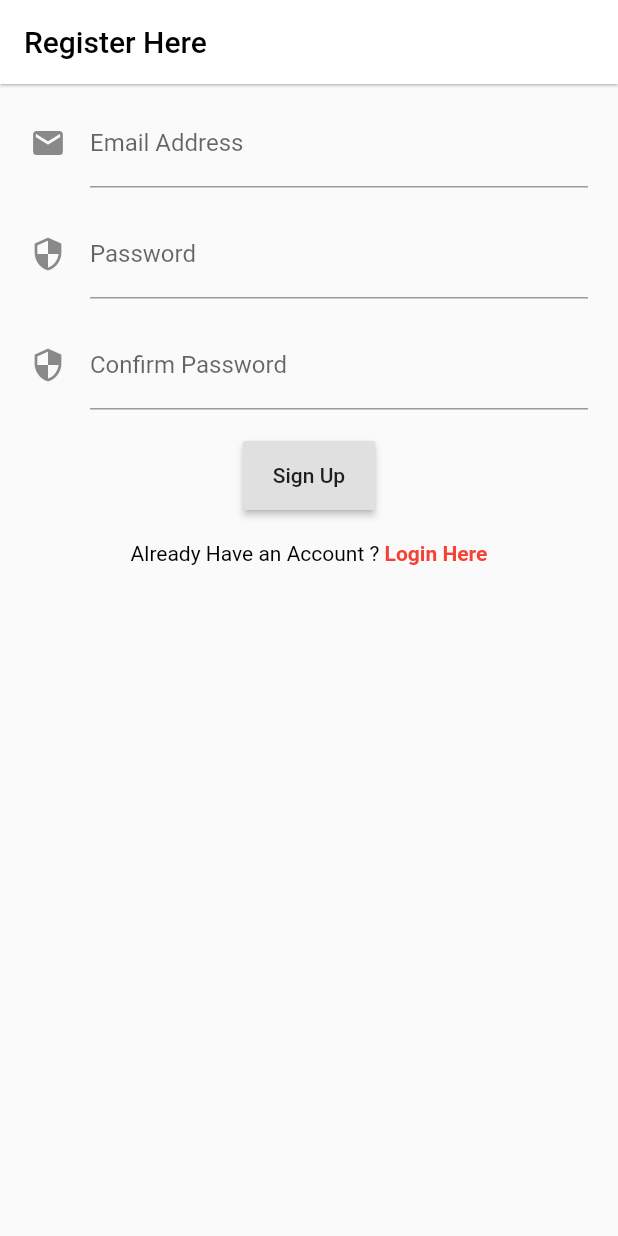
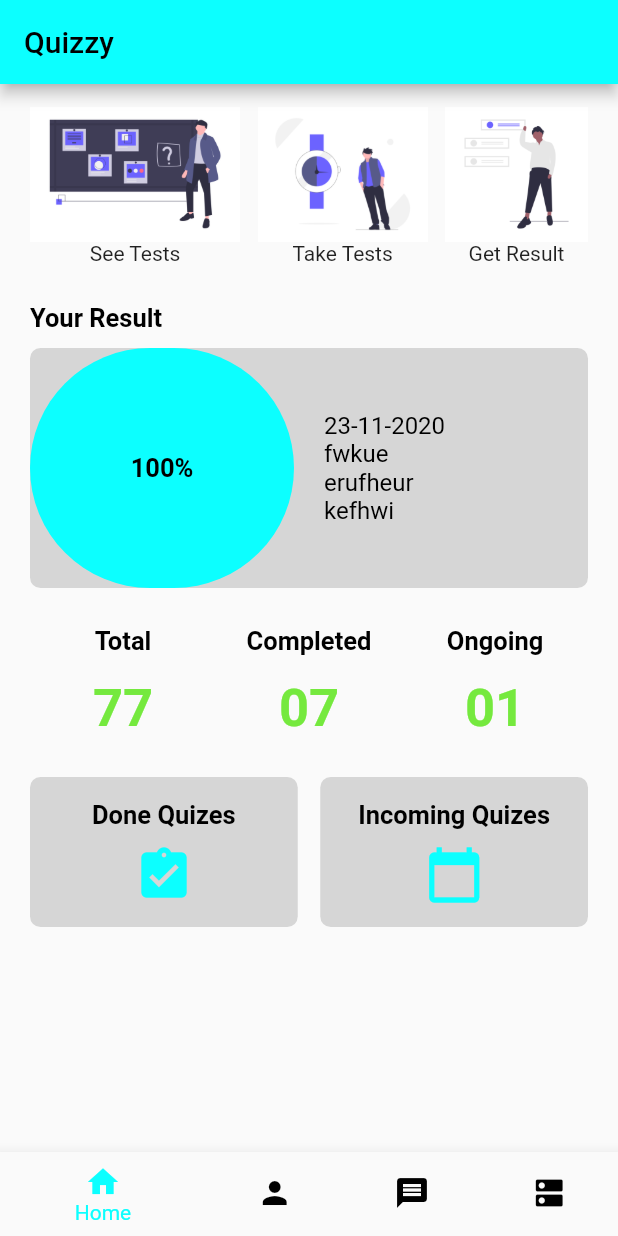
Before and after one commit to Mahekb/Quizzy, a Flutter app: the screen it shows after launch, on a phone screen of 412 x 824 dp. Run offline on Flutter 3.47's test engine with Material 2 defaults, Android fonts, the phone set to English and light mode, and no system bars.

Commit message:
done with HomeScreen

```diff
--- /dev/null
+++ b/lib/const/Theme.dart
@@ -0,0 +1,6 @@
+import 'package:flutter/material.dart';
+
+// Colors
+// final sc_AppBarBackgroundColor = Color(0xFF35C5CF);
+final q_PrimaryColor = Color(0xFF0CFFFF);
+final q_green = Color(0xFF75E93E);
--- a/lib/main.dart
+++ b/lib/main.dart
@@ -1,4 +1,5 @@
 import 'package:flutter/material.dart';
+import 'package:quizzy/screens/HomeScreen.dart';
 import 'package:quizzy/screens/SignUpScreen.dart';
 
 void main() {
@@ -15,92 +16,7 @@ class MyApp extends StatelessWidget {
         primarySwatch: Colors.blue,
       ),
       // home: MyHomePage(title: 'Flutter Demo Home Page'),
-      home: SignUpScreen(),
+      home: HomeScreen(),
     );
   }
 }
-
-class MyHomePage extends StatefulWidget {
-  MyHomePage({Key key, this.title}) : super(key: key);
-
-  // This widget is the home page of your application. It is stateful, meaning
-  // that it has a State object (defined below) that contains fields that affect
-  // how it looks.
-
-  // This class is the configuration for the state. It holds the values (in this
-  // case the title) provided by the parent (in this case the App widget) and
-  // used by the build method of the State. Fields in a Widget subclass are
-  // always marked "final".
-
-  final String title;
-
-  @override
-  _MyHomePageState createState() => _MyHomePageState();
-}
-
-class _MyHomePageState extends State<MyHomePage> {
-  int _counter = 0;
-
-  void _incrementCounter() {
-    setState(() {
-      // This call to setState tells the Flutter framework that something has
-      // changed in this State, which causes it to rerun the build method below
-      // so that the display can reflect the updated values. If we changed
-      // _counter without calling setState(), then the build method would not be
-      // called again, and so nothing would appear to happen.
-      _counter++;
-    });
-  }
-
-  @override
-  Widget build(BuildContext context) {
-    // This method is rerun every time setState is called, for instance as done
-    // by the _incrementCounter method above.
-    //
-    // The Flutter framework has been optimized to make rerunning build methods
-    // fast, so that you can just rebuild anything that needs updating rather
-    // than having to individually change instances of widgets.
-    return Scaffold(
-      appBar: AppBar(
-        // Here we take the value from the MyHomePage object that was created by
-        // the App.build method, and use it to set our appbar title.
-        title: Text(widget.title),
-      ),
-      body: Center(
-        // Center is a layout widget. It takes a single child and positions it
-        // in the middle of the parent.
-        child: Column(
-          // Column is also a layout widget. It takes a list of children and
-          // arranges them vertically. By default, it sizes itself to fit its
-          // children horizontally, and tries to be as tall as its parent.
-          //
-          // Invoke "debug painting" (press "p" in the console, choose the
-          // "Toggle Debug Paint" action from the Flutter Inspector in Android
-          // Studio, or the "Toggle Debug Paint" command in Visual Studio Code)
-          // to see the wireframe for each widget.
-          //
-          // Column has various properties to control how it sizes itself and
-          // how it positions its children. Here we use mainAxisAlignment to
-          // center the children vertically; the main axis here is the vertical
-          // axis because Columns are vertical (the cross axis would be
-          // horizontal).
-          mainAxisAlignment: MainAxisAlignment.center,
-          children: <Widget>[
-            Text(
-              'You have pushed the button this many times:',
-            ),
-            Text(
-              '$_counter',
-              style: Theme.of(context).textTheme.headline4,
-            ),
-          ],
-        ),
-      ),
-      floatingActionButton: FloatingActionButton(
-        onPressed: _incrementCounter,
-        tooltip: 'Increment',
-        child: Icon(Icons.add),
-      ), // This trailing comma makes auto-formatting nicer for build methods.
-    );
-  }
-}
--- /dev/null
+++ b/lib/screens/HomeScreen.dart
@@ -0,0 +1,335 @@
+import 'package:flutter/material.dart';
+import 'package:quizzy/const/Theme.dart';
+
+class HomeScreen extends StatefulWidget {
+  HomeScreen({Key key}) : super(key: key);
+
+  @override
+  _HomeScreenState createState() => _HomeScreenState();
+}
+
+class _HomeScreenState extends State<HomeScreen> {
+  DateTime now = new DateTime.now();
+
+  int _selectedIndex = 0;
+  static const TextStyle optionStyle =
+      TextStyle(fontSize: 30, fontWeight: FontWeight.bold);
+
+  void _onItemTapped(int index) {
+    setState(() {
+      _selectedIndex = index;
+    });
+  }
+
+  TextStyle noStyle = TextStyle(
+    fontSize: 35,
+    fontWeight: FontWeight.bold,
+    color: q_green,
+  );
+
+  TextStyle titleStyle = TextStyle(
+    fontSize: 17,
+    fontWeight: FontWeight.w700,
+    color: Colors.black,
+  );
+
+  @override
+  Widget build(BuildContext context) {
+    return Scaffold(
+      appBar: AppBar(
+        backgroundColor: q_PrimaryColor,
+        title: Text(
+          "Quizzy",
+          style: TextStyle(
+            color: Colors.black,
+          ),
+        ),
+      ),
+      bottomNavigationBar: BottomNavigationBar(
+        items: const <BottomNavigationBarItem>[
+          BottomNavigationBarItem(
+            icon: Icon(
+              Icons.home,
+            ),
+            label: 'Home',
+          ),
+          BottomNavigationBarItem(
+            icon: Icon(
+              Icons.person,
+            ),
+            label: 'Profile',
+          ),
+          BottomNavigationBarItem(
+            icon: Icon(
+              Icons.message,
+            ),
+            label: 'Messages',
+          ),
+          BottomNavigationBarItem(
+            icon: Icon(
+              Icons.dns,
+            ),
+            label: 'Quizes',
+          ),
+        ],
+        currentIndex: _selectedIndex,
+        selectedItemColor: q_PrimaryColor,
+        unselectedItemColor: Colors.black,
+        onTap: _onItemTapped,
+      ),
+      body: Container(
+        padding: EdgeInsets.fromLTRB(20.0, 15.0, 20.0, 5.0),
+        child: Column(
+          children: [
+            Row(
+              mainAxisAlignment: MainAxisAlignment.spaceBetween,
+              children: [
+                Column(
+                  children: [
+                    Image.asset(
+                      "assets/images/quiz1.png",
+                      height: 90.0,
+                    ),
+                    Text("See Tests"),
+                  ],
+                ),
+                Column(
+                  children: [
+                    Image.asset(
+                      "assets/images/quiz2.png",
+                      height: 90.0,
+                    ),
+                    Text("Take Tests"),
+                  ],
+                ),
+                Column(
+                  children: [
+                    Image.asset(
+                      "assets/images/quiz3.png",
+                      height: 90.0,
+                    ),
+                    Text("Get Result"),
+                  ],
+                ),
+              ],
+            ),
+            SizedBox(
+              height: 25.0,
+            ),
+            Column(
+              crossAxisAlignment: CrossAxisAlignment.start,
+              children: [
+                Text(
+                  "Your Result",
+                  style: titleStyle,
+                ),
+                SizedBox(
+                  height: 10.0,
+                ),
+                Container(
+                  height: 160,
+                  decoration: BoxDecoration(
+                    color: Colors.grey[350],
+                    borderRadius: BorderRadius.all(
+                      Radius.circular(
+                        7.0,
+                      ), //
+                    ),
+                  ),
+                  child: Row(
+                    // mainAxisAlignment: MainAxisAlignment.,
+                    children: [
+                      Expanded(
+                        child: Stack(
+                          alignment: AlignmentDirectional.center,
+                          children: [
+                            Container(
+                              decoration: BoxDecoration(
+                                color: q_PrimaryColor,
+                                borderRadius:
+                                    BorderRadius.all(Radius.circular(80)),
+                              ),
+                            ),
+                            Text(
+                              "100%",
+                              style: titleStyle,
+                            )
+                          ],
+                        ),
+                      ),
+                      SizedBox(
+                        width: 20,
+                      ),
+                      Expanded(
+                        child: Column(
+                          mainAxisAlignment: MainAxisAlignment.center,
+                          crossAxisAlignment: CrossAxisAlignment.start,
+                          children: [
+                            Text(
+                              now.day.toString() +
+                                  "-" +
+                                  now.month.toString() +
+                                  "-" +
+                                  now.year.toString(),
+                              style: TextStyle(
+                                fontSize: 16,
+                                color: Colors.black,
+                              ),
+                            ),
+                            Text(
+                              "fwkue\nerufheur\nkefhwi",
+                              style: TextStyle(
+                                fontSize: 16,
+                                color: Colors.black,
+                              ),
+                            )
+                          ],
+                        ),
+                      ),
+                    ],
+                  ),
+                ),
+              ],
+            ),
+            SizedBox(
+              height: 25.0,
+            ),
+            Row(
+              children: [
+                Expanded(
+                  flex: 2,
+                  child: Column(
+                    children: [
+                      Text(
+                        "Total",
+                        style: titleStyle,
+                      ),
+                      SizedBox(
+                        height: 15,
+                      ),
+                      Text(
+                        "77",
+                        style: noStyle,
+                      ),
+                    ],
+                  ),
+                ),
+                Expanded(
+                  flex: 2,
+                  child: Column(
+                    children: [
+                      Text(
+                        "Completed",
+                        style: titleStyle,
+                      ),
+                      SizedBox(
+                        height: 15,
+                      ),
+                      Text(
+                        "07",
+                        style: noStyle,
+                      ),
+                    ],
+                  ),
+                ),
+                Expanded(
+                  flex: 2,
+                  child: Column(
+                    children: [
+                      Text(
+                        "Ongoing",
+                        style: titleStyle,
+                      ),
+                      SizedBox(
+                        height: 15,
+                      ),
+                      Text(
+                        "01",
+                        style: noStyle,
+                      ),
+                    ],
+                  ),
+                ),
+              ],
+            ),
+            SizedBox(
+              height: 25.0,
+            ),
+            Row(
+              // crossAxisAlignment: CrossAxisAlignment.start,
+              // mainAxisAlignment: MainAxisAlignment.spaceEvenly,
+              children: [
+                Expanded(
+                  flex: 3,
+                  child: Container(
+                    padding: EdgeInsets.fromLTRB(0, 15, 0, 15),
+                    decoration: BoxDecoration(
+                      color: Colors.grey[350],
+                      borderRadius: BorderRadius.all(
+                        Radius.circular(
+                          7.0,
+                        ), //
+                      ),
+                    ),
+                    child: Column(
+                      children: [
+                        Text(
+                          "Done Quizes",
+                          style: titleStyle,
+                        ),
+                        SizedBox(
+                          height: 10,
+                        ),
+                        Icon(
+                          Icons.assignment_turned_in,
+                          size: 40,
+                          color: q_PrimaryColor,
+                        ),
+                      ],
+                    ),
+                  ),
+                ),
+                SizedBox(
+                  width: 15.0,
+                ),
+                Expanded(
+                  flex: 3,
+                  child: Container(
+                    padding: EdgeInsets.fromLTRB(0, 15, 0, 15),
+                    decoration: BoxDecoration(
+                      color: Colors.grey[350],
+                      borderRadius: BorderRadius.all(
+                        Radius.circular(
+                          7.0,
+                        ), //
+                      ),
+                    ),
+                    child: Column(
+                      children: [
+                        Text(
+                          "Incoming Quizes",
+                          style: titleStyle,
+                        ),
+                        SizedBox(
+                          height: 10,
+                        ),
+                        Icon(
+                          Icons.calendar_today,
+                          size: 40,
+                          color: q_PrimaryColor,
+                        ),
+                      ],
+                    ),
+                  ),
+                ),
+              ],
+            ),
+            SizedBox(
+              height: 20.0,
+            ),
+          ],
+        ),
+      ),
+    );
+  }
+}
--- a/pubspec.yaml
+++ b/pubspec.yaml
@@ -45,8 +45,8 @@ flutter:
   uses-material-design: true
 
   # To add assets to your application, add an assets section, like this:
-  # assets:
-  #   - images/a_dot_burr.jpeg
+  assets:
+    - assets/images/
   #   - images/a_dot_ham.jpeg
 
   # An image asset can refer to one or more resolution-specific "variants", see
```
Also changed, not shown: assets/images/quiz1.png (added), assets/images/quiz2.png (added), assets/images/quiz3.png (added), lib/const/eg.dart (deleted).
